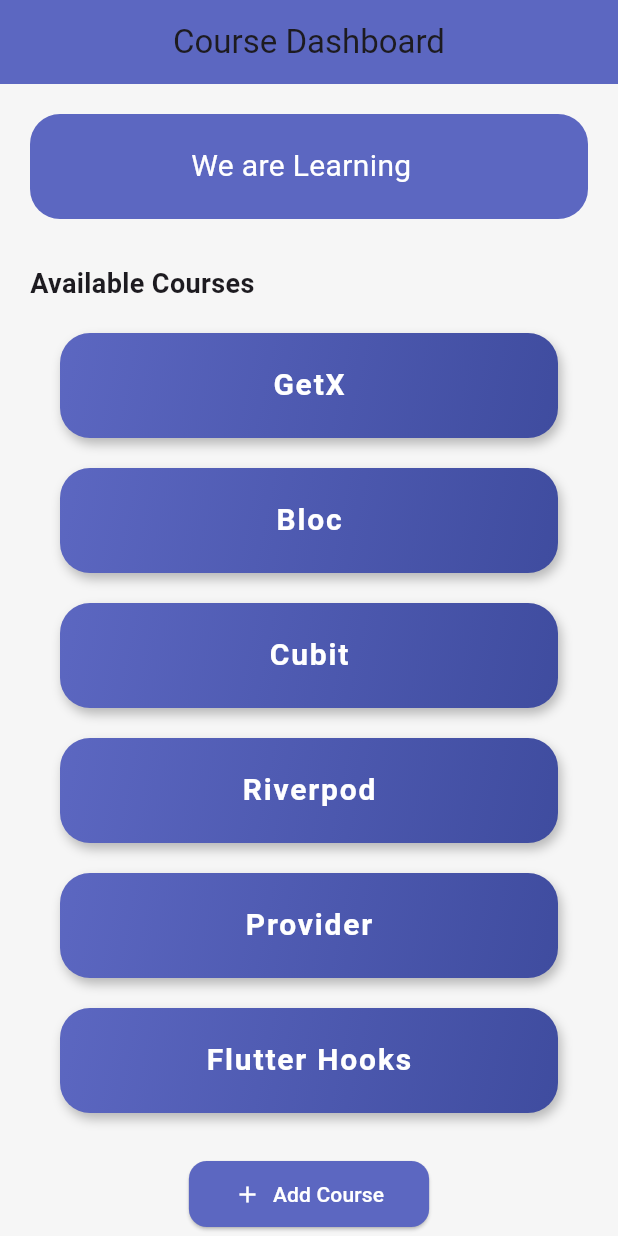
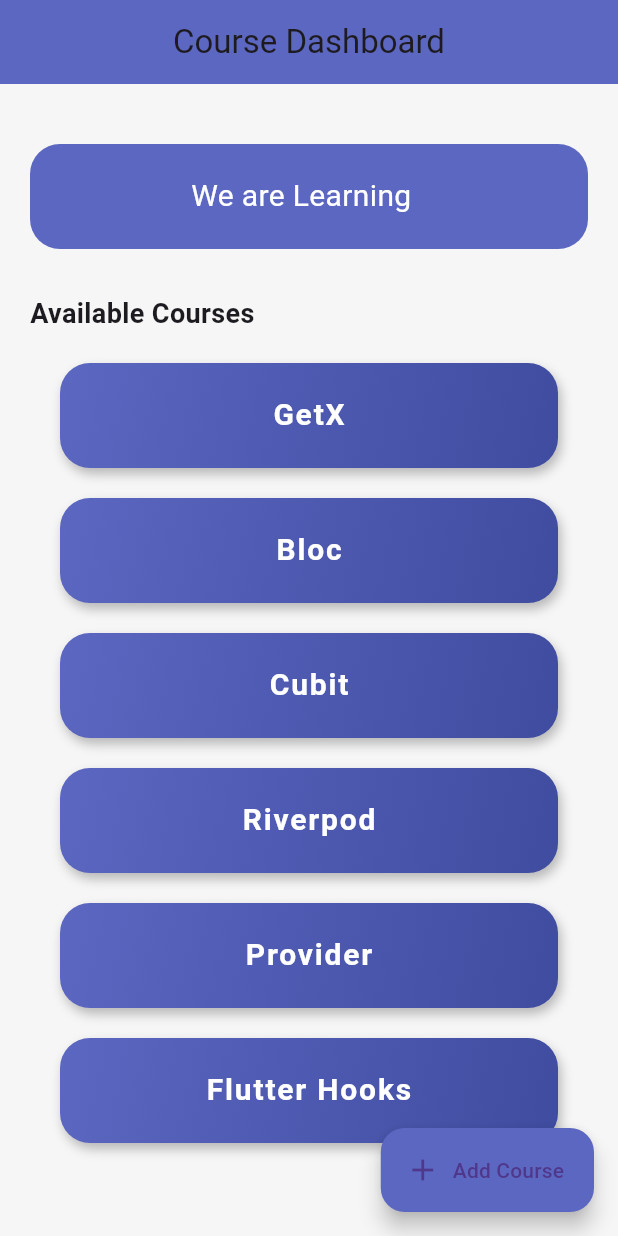
Before and after one commit to Ashika154/provider, a Flutter app: the CourseApp screen opened directly, on a phone screen of 412 x 824 dp. Run offline on Flutter 3.47's test engine with Material 3 defaults, Android fonts, the phone set to English and light mode, and no system bars.

Commit message:
Add files via upload

```diff
--- a/lib/courseapp/coursepage.dart
+++ b/lib/courseapp/coursepage.dart
@@ -6,26 +6,35 @@ import 'package:provider/provider.dart';
 class CourseApp extends StatelessWidget {
   CourseApp({super.key});
 
+  final List<String> courseList = [
+    "GetX",
+    "Bloc",
+    "Cubit",
+    "Riverpod",
+    "Provider",
+    "Flutter Hooks"
+  ];
+
   @override
   Widget build(BuildContext context) {
     return Scaffold(
       backgroundColor:  Color(0xFFF6F6F6),
       appBar: AppBar(
-        backgroundColor:  Color(0xFF5c67c1),
-        title:  Text("Course Dashboard"),
+        backgroundColor: const Color(0xFF5c67c1),
+        title: const Text("Course Dashboard"),
         centerTitle: true,
       ),
-      body: SingleChildScrollView(
-        child: Padding(
-          padding:  EdgeInsets.symmetric(horizontal: 20),
+      body: Padding(
+        padding: const EdgeInsets.all(20),
         child: Column(
+          crossAxisAlignment: CrossAxisAlignment.start,
           children: [
-               SizedBox(height: 20),
+            const SizedBox(height: 20),
             Container(
-                width: double.maxFinite,
+              width: double.infinity,
               height: 70,
               decoration: BoxDecoration(
-                  color:  Color(0xFF5c67c1),
+                color: const Color(0xFF5c67c1),
                 borderRadius: BorderRadius.circular(20),
               ),
               child: Center(
@@ -33,48 +42,38 @@ class CourseApp extends StatelessWidget {
                   builder: (context, changeCourse, child) {
                     return Text(
                       "We are Learning ${changeCourse.subject}",
-                        style:  TextStyle(fontSize: 20, color: Colors.white),
+                      style: const TextStyle(fontSize: 20, color: Colors.white),
                     );
                   },
                 ),
               ),
             ),
-               SizedBox(height: 30),
-               Align(
-                alignment: Alignment.centerLeft,
-                child: Text(
+            const SizedBox(height: 30),
+            const Text(
               "Available Courses",
               style: TextStyle(fontSize: 18, fontWeight: FontWeight.bold),
             ),
+             SizedBox(height: 10),
+            Expanded(
+              child: ListView.builder(
+                itemCount: courseList.length,
+                itemBuilder: (context, index) {
+                  return MyCourse(course: courseList[index]);
+                },
               ),
-               SizedBox(height: 10),
-               MyCourse(course: "GetX"),
-               MyCourse(course: "Bloc"),
-               MyCourse(course: "Cubit"),
-               MyCourse(course: "Riverpod"),
-               MyCourse(course: "Provider"),
-               MyCourse(course: "Flutter Hooks"),
-               SizedBox(height: 20),
-              ElevatedButton.icon(
+            ),
+          ],
+        ),
+      ),
+      floatingActionButton: FloatingActionButton.extended(
         onPressed: () {
           ScaffoldMessenger.of(context).showSnackBar(
              SnackBar(content: Text("Adding course!")),
           );
         },
-                icon:  Icon(Icons.add,color: Colors.white,),
-                label:  Text("Add Course",style: TextStyle(color: Colors.white),),
-                style: ElevatedButton.styleFrom(
+        label:  Text("Add Course"),
+        icon:  Icon(Icons.add),
         backgroundColor:  Color(0xFF5c67c1),
-                  padding:  EdgeInsets.symmetric(horizontal: 30, vertical: 12),
-                  shape: RoundedRectangleBorder(
-                    borderRadius: BorderRadius.circular(12),
-                  ),
-                ),
-              ),
-               SizedBox(height: 30),
-            ],
-          ),
-        ),
       ),
     );
   }
```
Lines whose indentation alone changed are shown as unchanged.
